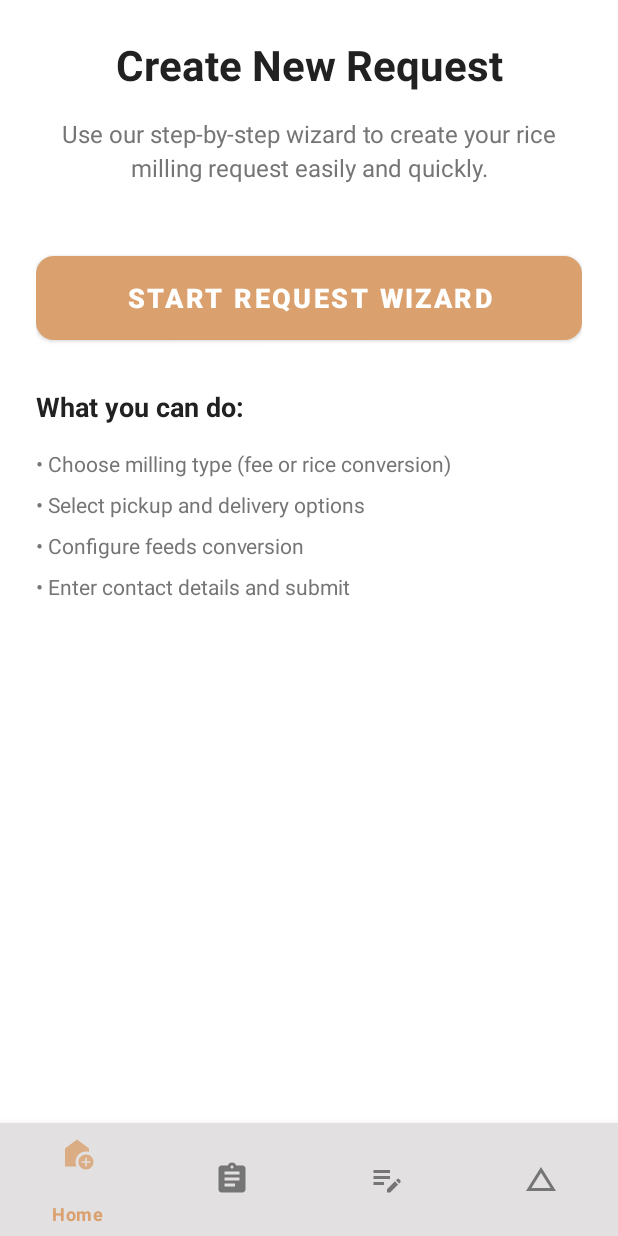
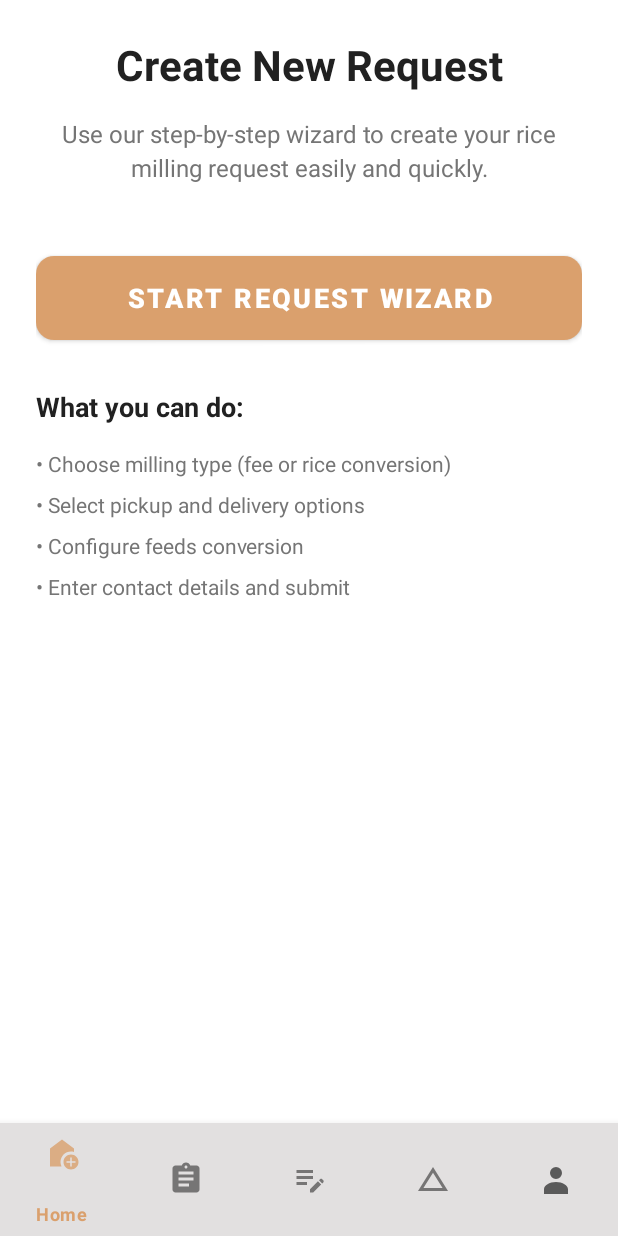
Before and after one commit to Pixiestt/pabayo-app, an Android app: the CustomerMainActivity screen opened directly, with no data from a screen before it, in the side drawer, after a tap on "Request", on a phone screen of 412 x 824 dp. Run offline under Robolectric (Android 15) with nearby library versions, the phone set to English and light mode, and no system bars.

Commit message:
password change/profile

```diff
--- a/app/src/main/java/com/example/capstone2/adapter/CustomerTrackAdapter.kt
+++ b/app/src/main/java/com/example/capstone2/adapter/CustomerTrackAdapter.kt
@@ -46,7 +46,7 @@ class CustomerTrackAdapter(
             4 -> "In Queue"
             5 -> "Processing"
             6 -> "Rider out for delivery"
-            7 -> "Waiting for customer pickup"
+            7 -> "Waiting for customer to claim"
             8 -> "Completed"
             9 -> "Rejected"
             10 -> "Request Accepted"
--- a/app/src/main/java/com/example/capstone2/adapter/TrackAdapter.kt
+++ b/app/src/main/java/com/example/capstone2/adapter/TrackAdapter.kt
@@ -226,7 +226,7 @@ class TrackAdapter(
             4 -> "In queue"
             5 -> "Processing"
             6 -> "Rider out for delivery"
-            7 -> "Waiting for customer pickup"
+            7 -> "Waiting for customer to claim"
             8 -> "Completed"
             9 -> "Rejected"
             10 -> "Request Accepted"
--- a/app/src/main/java/com/example/capstone2/authentication/LoginActivity.kt
+++ b/app/src/main/java/com/example/capstone2/authentication/LoginActivity.kt
@@ -99,8 +99,6 @@ class LoginActivity : AppCompatActivity() {
                         // Save user account status (if provided). Default to "approved" to avoid accidental blocking when API doesn't supply status.
                         saveUserStatus(user.status)
 
-                        Toast.makeText(this, "Login successful!", Toast.LENGTH_SHORT).show()
-
                         when (user.roleID.toLong()) {
                             2L -> startActivity(Intent(this, OwnerMainActivity::class.java))
                             3L -> startActivity(Intent(this, CustomerMainActivity::class.java))
--- a/app/src/main/java/com/example/capstone2/customer/CustomerMainActivity.kt
+++ b/app/src/main/java/com/example/capstone2/customer/CustomerMainActivity.kt
@@ -55,6 +55,7 @@ class CustomerMainActivity : AppCompatActivity() {
         val fragmentrequest = CustomerFragmentRequest()
         val fragmenttrack = CustomerFragmentTrack()
         val fragmenthistory = CustomerFragmentHistory()
+        val fragmentprofile = com.example.capstone2.customer.CustomerProfileFragment()
 
         // Register a fragment lifecycle callback to toggle bottom nav visibility
         supportFragmentManager.registerFragmentLifecycleCallbacks(object : FragmentManager.FragmentLifecycleCallbacks() {
@@ -80,6 +81,7 @@ class CustomerMainActivity : AppCompatActivity() {
                 R.id.request -> setCurrentFragment(fragmentrequest)
                 R.id.track -> setCurrentFragment(fragmenttrack)
                 R.id.history -> setCurrentFragment(fragmenthistory)
+                R.id.profile -> setCurrentFragment(fragmentprofile)
                 R.id.logout -> {
                     // show confirmation dialog instead of immediate logout
                     showLogoutConfirmation()
@@ -96,6 +98,7 @@ class CustomerMainActivity : AppCompatActivity() {
                 R.id.request -> setCurrentFragment(fragmentrequest)
                 R.id.track -> setCurrentFragment(fragmenttrack)
                 R.id.history -> setCurrentFragment(fragmenthistory)
+                R.id.profile -> setCurrentFragment(fragmentprofile)
             }
             true
         }
--- a/app/src/main/java/com/example/capstone2/data/api/ApiService.kt
+++ b/app/src/main/java/com/example/capstone2/data/api/ApiService.kt
@@ -31,6 +31,14 @@ interface ApiService {
 
     @GET("api/profile")
     suspend fun getProfile(): Response<User>
+
+    // Update user profile (fields editable by user during sign-up)
+    @PUT("api/profile")
+    suspend fun updateProfile(@Body request: com.example.capstone2.data.models.UpdateProfileRequest): Response<User>
+
+    // Change password endpoint
+    @PUT("api/profile/password")
+    suspend fun changePassword(@Body request: com.example.capstone2.data.models.ChangePasswordRequest): Response<Map<String, String>>
 
     @POST("api/logout")
     suspend fun logout(): Response<Map<String, String>>
--- /dev/null
+++ b/app/src/main/java/com/example/capstone2/data/models/ChangePasswordRequest.kt
@@ -0,0 +1,6 @@
+package com.example.capstone2.data.models
+
+data class ChangePasswordRequest(
+    val oldPassword: String,
+    val newPassword: String
+)
--- /dev/null
+++ b/app/src/main/res/drawable/ic_profile.xml
@@ -0,0 +1,10 @@
+<?xml version="1.0" encoding="utf-8"?>
+<vector xmlns:android="http://schemas.android.com/apk/res/android"
+    android:width="24dp"
+    android:height="24dp"
+    android:viewportWidth="24"
+    android:viewportHeight="24">
+    <path
+        android:fillColor="#FF000000"
+        android:pathData="M12,12a4,4 0,1 0,0 -8a4,4 0,0 0,0 8zM12,14c-4.4,0 -8,2.2 -8,4.9V22h16v-3.1c0,-2.7 -3.6,-4.9 -8,-4.9z"/>
+</vector>
--- a/app/src/main/res/menu/bottom_nav_menu.xml
+++ b/app/src/main/res/menu/bottom_nav_menu.xml
@@ -3,22 +3,27 @@
 
     <item
         android:id="@+id/home"
-        android:title="Home"
+        android:title="@string/nav_home"
         android:icon="@drawable/ic_home" />
 
     <item
         android:id="@+id/request"
-        android:title="Request"
+        android:title="@string/nav_request"
         android:icon="@drawable/ic_request"/>
 
     <item
         android:id="@+id/track"
-        android:title="Track"
+        android:title="@string/nav_track"
         android:icon="@drawable/ic_track"/>
 
     <item
         android:id="@+id/history"
         android:icon="@drawable/ic_history"
-        android:title="History" />
+        android:title="@string/nav_history" />
+
+    <item
+        android:id="@+id/profile"
+        android:icon="@drawable/ic_profile"
+        android:title="@string/nav_profile" />
 
 </menu>
--- a/app/src/main/res/menu/drawer_menu.xml
+++ b/app/src/main/res/menu/drawer_menu.xml
@@ -3,28 +3,34 @@
 
     <item
         android:id="@+id/home"
-        android:title="Home"
+        android:title="@string/nav_home"
         android:icon="@drawable/ic_home" />
 
     <item
         android:id="@+id/request"
-        android:title="Request"
+        android:title="@string/nav_request"
         android:icon="@drawable/ic_request"/>
 
     <item
         android:id="@+id/track"
-        android:title="Track"
+        android:title="@string/nav_track"
         android:icon="@drawable/ic_track"/>
 
     <item
         android:id="@+id/history"
         android:icon="@drawable/ic_history"
-        android:title="History" />
+        android:title="@string/nav_history" />
+
+    <!-- Profile menu item -->
+    <item
+        android:id="@+id/profile"
+        android:icon="@drawable/ic_profile"
+        android:title="@string/nav_profile" />
 
     <!-- Logout menu item -->
     <item
         android:id="@+id/logout"
         android:icon="@drawable/ic_logout"
-        android:title="Logout" />
+        android:title="@string/nav_logout" />
 
 </menu>
--- a/app/src/main/res/values/strings.xml
+++ b/app/src/main/res/values/strings.xml
@@ -53,4 +53,45 @@
     <!-- Progress -->
     <string name="progress_format">Progress: %1$d%%</string>
 
+    <!-- Customer profile strings -->
+    <string name="nav_home">Home</string>
+    <string name="nav_request">Request</string>
+    <string name="nav_track">Track</string>
+    <string name="nav_history">History</string>
+    <string name="nav_profile">Profile</string>
+    <string name="nav_logout">Logout</string>
+
+    <string name="profile_title">Profile</string>
+    <string name="hint_first_name">First name</string>
+    <string name="hint_last_name">Last name</string>
+    <string name="hint_email">Email address</string>
+    <string name="hint_contact">Contact number</string>
+    <string name="hint_address">Home address</string>
+    <string name="action_save">Save</string>
+    <string name="change_password_title">Change password</string>
+    <string name="hint_old_password">Old password</string>
+    <string name="hint_new_password">New password</string>
+    <string name="action_change_password">Change password</string>
+
+    <!-- Profile labels (extracted) -->
+    <string name="label_first_name">First name:</string>
+    <string name="label_last_name">Last name:</string>
+    <string name="label_email">Email:</string>
+    <string name="label_contact">Contact number:</string>
+    <string name="label_address">Home address:</string>
+
+    <!-- Validation messages -->
+    <string name="error_first_name_required">Please enter your first name</string>
+    <string name="error_last_name_required">Please enter your last name</string>
+    <string name="error_contact_required">Please enter your 11-digit contact number</string>
+    <string name="error_contact_invalid">Contact must be 11 digits</string>
+    <string name="error_address_required">Please enter your home address</string>
+    <string name="error_new_password_short">New password must be at least 8 characters</string>
+    <string name="saving_profile">Saving...</string>
+    <string name="saving_password">Updating password...</string>
+
+    <!-- New password confirmation -->
+    <string name="hint_new_password_confirm">Confirm new password</string>
+    <string name="error_password_mismatch">Passwords do not match</string>
+    <string name="error_old_password_required">Please enter your current password</string>
 </resources>
```
Also changed, not shown: app/src/main/java/com/example/capstone2/customer/CustomerProfileFragment.kt (added, +215 -0 lines), app/src/main/java/com/example/capstone2/data/models/UpdateProfileRequest.kt (added, +10 -0 lines), app/src/main/java/com/example/capstone2/repository/UserRepository.kt (+12 -0 lines), app/src/main/java/com/example/capstone2/viewmodel/UserViewModel.kt (+22 -0 lines), app/src/main/res/layout/fragment_customer_profile.xml (added, +166 -0 lines), 2 other files.
